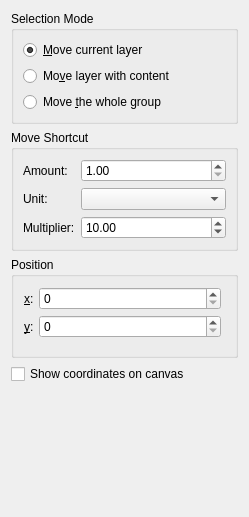
Before: the Qt Designer form plugins/tools/basictools/wdgmovetool.ui in KDE/krita, drawn with Qt 5.
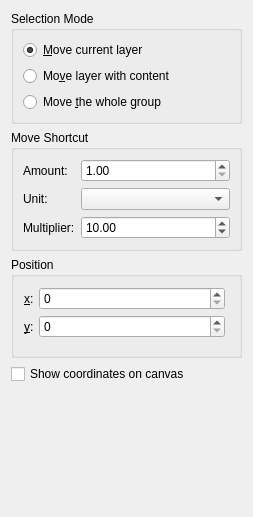
After: the same form once the commit is applied. Custom widgets are drawn as their Qt base class.

Commit message:
Fix tooltip for "move layer with with content"
It _said_ it would select the layer, but that has never been the
case, actually.

BUG:459208

What changed in the file:
```diff
--- a/plugins/tools/basictools/wdgmovetool.ui
+++ b/plugins/tools/basictools/wdgmovetool.ui
@@ -10,7 +10,7 @@
    <rect>
     <x>0</x>
     <y>0</y>
-    <width>245</width>
+    <width>253</width>
     <height>517</height>
    </rect>
   </property>
```
Left out of the diff: 30 changed lines with no effect on the pictures.
